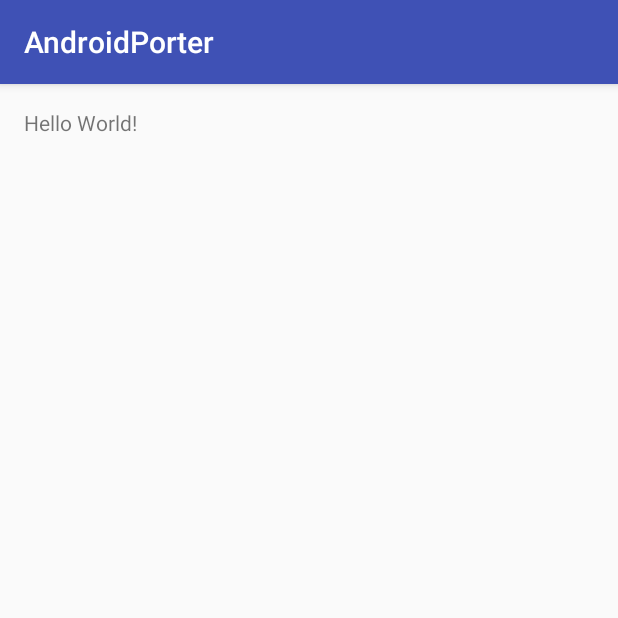
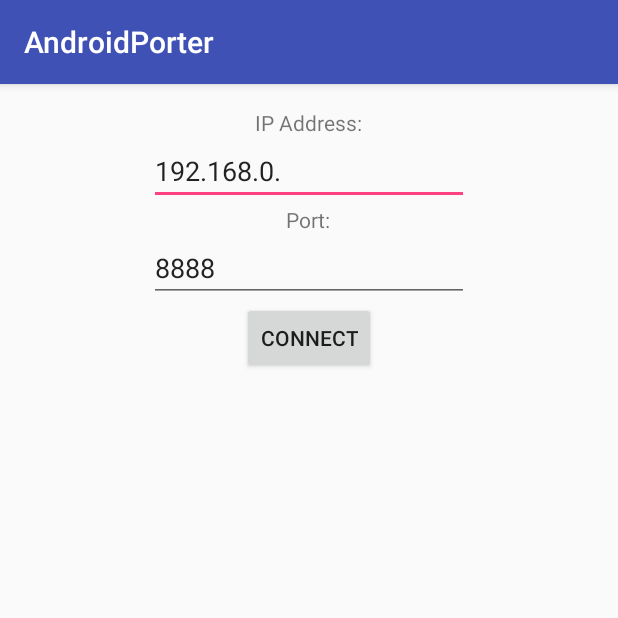
Before and after one commit to VO-Porter/AndroidPorter, an Android app: the screen it shows after launch (MainActivity), on a phone screen of 412 x 824 dp, the top half of it. Run offline under Robolectric (Android 15) with nearby library versions, the phone set to English and light mode, and no system bars.

Commit message:
Network part
Most of the network part "should" be done and working, but needs to be
tested. Also transition to next activity needs to be uncommented once
next activity exists

```diff
--- a/app/src/main/AndroidManifest.xml
+++ b/app/src/main/AndroidManifest.xml
@@ -1,6 +1,8 @@
 <?xml version="1.0" encoding="utf-8"?>
 <manifest xmlns:android="http://schemas.android.com/apk/res/android"
     package="com.voporter.androidporter">
+
+    <uses-permission android:name="android.permission.INTERNET" />
 
     <application
         android:allowBackup="true"
--- a/app/src/main/java/com/voporter/androidporter/MainActivity.java
+++ b/app/src/main/java/com/voporter/androidporter/MainActivity.java
@@ -1,13 +1,104 @@
 package com.voporter.androidporter;
 
+import android.content.Intent;
+import android.os.AsyncTask;
 import android.support.v7.app.AppCompatActivity;
 import android.os.Bundle;
 
+import android.util.Log;
+import android.view.View;
+import android.view.View.OnClickListener;
+import android.widget.Button;
+import android.widget.EditText;
+import android.widget.TextView;
+
+
 public class MainActivity extends AppCompatActivity {
+
+    TextView response, message;
+    EditText editTextAddress, editTextPort;
+    Button buttonConnect, buttonTest;
+    TCPClient myTCPClient;
+    Intent myIntent;
 
     @Override
     protected void onCreate(Bundle savedInstanceState) {
         super.onCreate(savedInstanceState);
         setContentView(R.layout.activity_main);
+
+        editTextAddress = (EditText) findViewById(R.id.addressEditText);
+        editTextPort = (EditText) findViewById(R.id.portEditText);
+        buttonConnect = (Button) findViewById(R.id.connectButton);
+        //buttonTest = (Button) findViewById(R.id.buttonTest);
+        //response = (TextView) findViewById(R.id.responseTextView);
+        message = (TextView) findViewById(R.id.messageTextView);
+
+
+        buttonConnect.setOnClickListener(new OnClickListener() {
+            @Override
+            public void onClick(View v) {
+
+                TCPClientHolder.getInstance().setMyTCPClient(null);
+
+                connectTask CT = new connectTask();
+                CT.addr = editTextAddress.getText().toString();
+                CT.port = Integer.parseInt(editTextPort.getText().toString());
+
+
+
+                try {
+                    CT.execute(" ");
+
+                    /*
+                    TODO:   Next part of the code is intended for transition to next activity!
+                    TODO:   Change "NewActivity" with the real name of next activity and uncomment the rest
+                    TODO: IMPORTANT! in NewActivity use "TCPClientHolder.getInstance().getMyTCPClient();" to get TCPClient instance we created here with IP Address and port
+                    myIntent = new Intent(getApplicationContext(), NewActivity.class);
+
+                    myIntent.putExtra("TCPClient",  myTCPClient);
+
+                    // wait for TCPClient to be set
+                    // Bad, but works for now
+                    int killCounter = 0;
+                    while(TCPClientHolder.getInstance().getMyTCPClient() == null && killCounter < 100000){
+                        killCounter++;
+                    }
+
+                    Log.e("KillCounter", ""+killCounter);
+
+                    if(killCounter < 100000) {
+                        //Log.e("WHY", "WHY???");
+                        startActivity(myIntent);
+                    }else{
+                        String newMessage = message.getText().toString();
+                        newMessage += "Check your internet connection and input information and then try again.";
+                        message.setText(newMessage);
+                    }
+                    */
+                } catch (Exception e){
+                    // TODO: make Exceptions great again!
+                }
+
+            }
+        });
+    }
+
+    public class connectTask extends AsyncTask<String, String, TCPClient>{
+        public String addr;
+        public int port;
+
+        @Override
+        protected TCPClient doInBackground(String... message_arg){
+            try {
+                myTCPClient = new TCPClient(addr, port);
+
+                myTCPClient.run();
+            } catch (Exception e){
+                // TODO: Make it "better", return exception and appropriate message, not generic one
+            }
+
+            return myTCPClient;
+
+        }
     }
 }
--- a/app/src/main/res/layout/activity_main.xml
+++ b/app/src/main/res/layout/activity_main.xml
@@ -13,5 +13,51 @@
     <TextView
         android:layout_width="wrap_content"
         android:layout_height="wrap_content"
-        android:text="Hello World!" />
+        android:text="IP Address:"
+        android:id="@+id/addressTextView"
+        android:layout_alignParentTop="true"
+        android:layout_centerHorizontal="true" />
+
+    <EditText
+        android:layout_width="wrap_content"
+        android:layout_height="wrap_content"
+        android:inputType="textPersonName"
+        android:text="192.168.0."
+        android:ems="10"
+        android:layout_below="@+id/addressTextView"
+        android:layout_centerHorizontal="true"
+        android:id="@+id/addressEditText" />
+
+    <TextView
+        android:text="Port:"
+        android:layout_width="wrap_content"
+        android:layout_height="wrap_content"
+        android:layout_below="@+id/addressEditText"
+        android:layout_centerHorizontal="true"
+        android:id="@+id/portTextView" />
+
+    <EditText
+        android:layout_width="wrap_content"
+        android:layout_height="wrap_content"
+        android:inputType="textPersonName"
+        android:text="8888"
+        android:ems="10"
+        android:layout_below="@+id/portTextView"
+        android:layout_alignStart="@+id/addressEditText"
+        android:id="@+id/portEditText" />
+
+    <Button
+        android:text="Connect"
+        android:layout_width="wrap_content"
+        android:layout_height="wrap_content"
+        android:layout_below="@+id/portEditText"
+        android:layout_centerHorizontal="true"
+        android:id="@+id/connectButton" />
+
+    <TextView
+        android:layout_width="wrap_content"
+        android:layout_height="wrap_content"
+        android:layout_below="@+id/connectButton"
+        android:layout_centerHorizontal="true"
+        android:id="@+id/messageTextView" />
 </RelativeLayout>
```
Also changed, not shown: app/src/main/java/com/voporter/androidporter/TCPClient.java (added, +90 -0 lines), app/src/main/java/com/voporter/androidporter/TCPClientHolder.java (added, +15 -0 lines).
